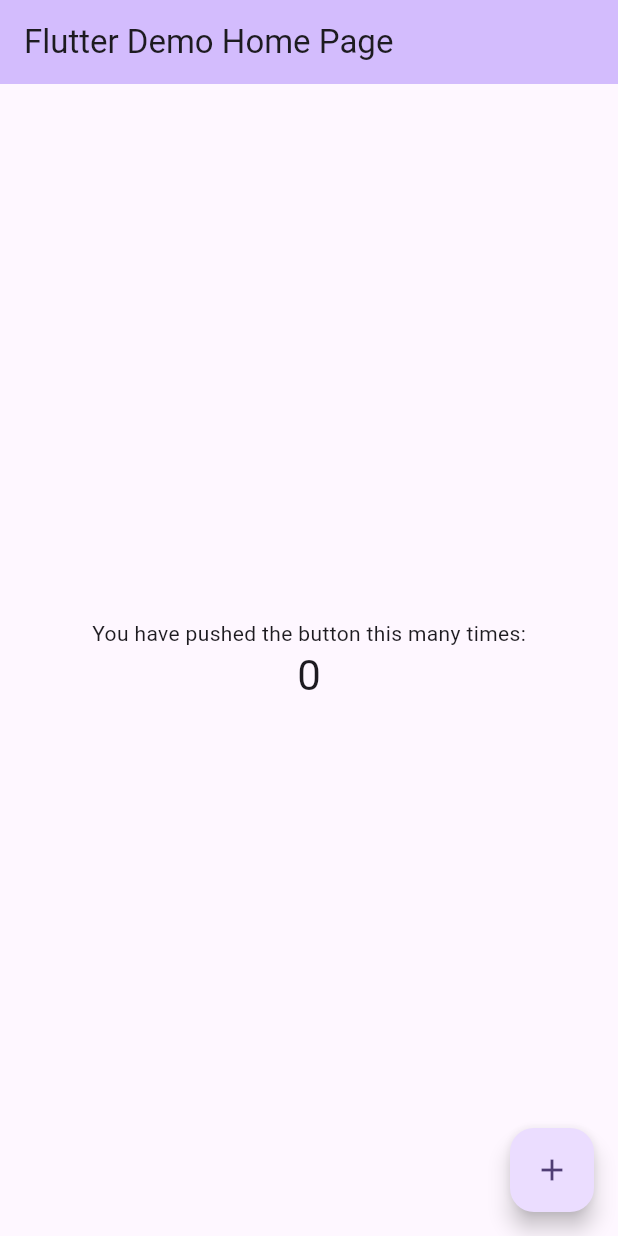
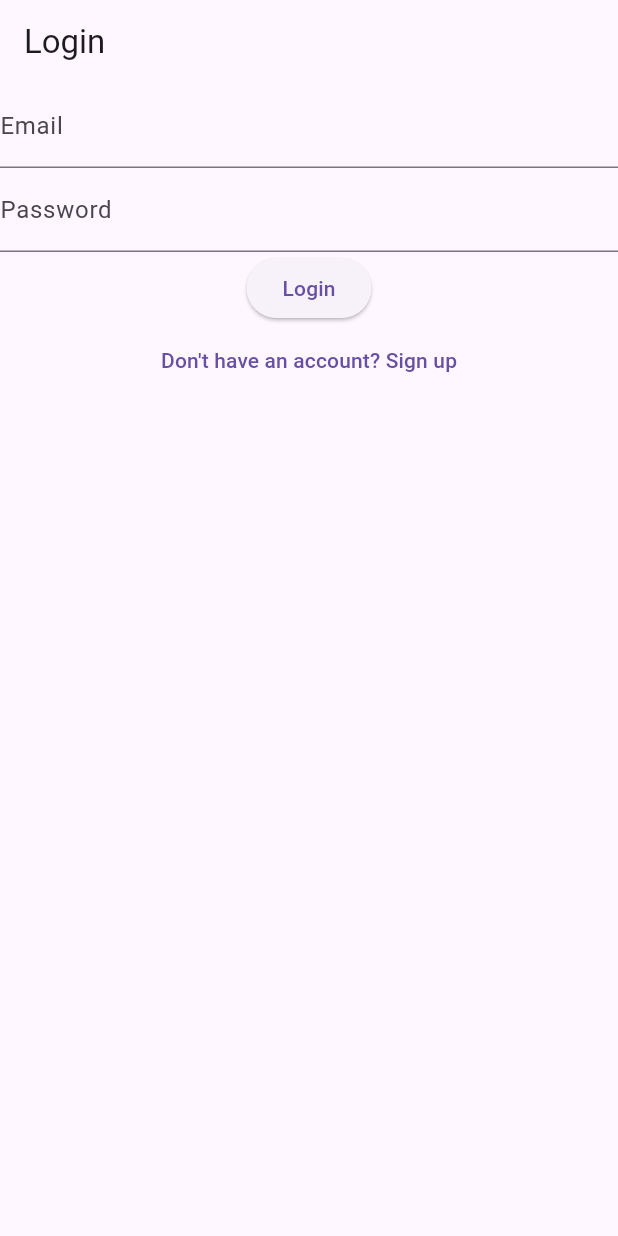
Before and after one commit to tpark252/LanguageApp, a Flutter app: the screen it shows after launch, on a phone screen of 412 x 824 dp. Run offline on Flutter 3.47's test engine with Material 3 defaults, Android fonts, the phone set to English and light mode, and no system bars.

Commit message:
Login and Signup features in the main dart.

```diff
--- a/lib/main.dart
+++ b/lib/main.dart
@@ -1,125 +1,120 @@
 import 'package:flutter/material.dart';
 
 void main() {
-  runApp(const MyApp());
+  runApp(MyApp());
 }
 
 class MyApp extends StatelessWidget {
-  const MyApp({super.key});
-
-  // This widget is the root of your application.
   @override
   Widget build(BuildContext context) {
     return MaterialApp(
-      title: 'Flutter Demo',
-      theme: ThemeData(
-        // This is the theme of your application.
-        //
-        // TRY THIS: Try running your application with "flutter run". You'll see
-        // the application has a purple toolbar. Then, without quitting the app,
-        // try changing the seedColor in the colorScheme below to Colors.green
-        // and then invoke "hot reload" (save your changes or press the "hot
-        // reload" button in a Flutter-supported IDE, or press "r" if you used
-        // the command line to start the app).
-        //
-        // Notice that the counter didn't reset back to zero; the application
-        // state is not lost during the reload. To reset the state, use hot
-        // restart instead.
-        //
-        // This works for code too, not just values: Most code changes can be
-        // tested with just a hot reload.
-        colorScheme: ColorScheme.fromSeed(seedColor: Colors.deepPurple),
-        useMaterial3: true,
-      ),
-      home: const MyHomePage(title: 'Flutter Demo Home Page'),
+      home: LoginPage(),
     );
   }
 }
 
-class MyHomePage extends StatefulWidget {
-  const MyHomePage({super.key, required this.title});
-
-  // This widget is the home page of your application. It is stateful, meaning
-  // that it has a State object (defined below) that contains fields that affect
-  // how it looks.
-
-  // This class is the configuration for the state. It holds the values (in this
-  // case the title) provided by the parent (in this case the App widget) and
-  // used by the build method of the State. Fields in a Widget subclass are
-  // always marked "final".
-
-  final String title;
-
+class LoginPage extends StatefulWidget {
   @override
-  State<MyHomePage> createState() => _MyHomePageState();
+  _LoginPageState createState() => _LoginPageState();
 }
 
-class _MyHomePageState extends State<MyHomePage> {
-  int _counter = 0;
+class _LoginPageState extends State<LoginPage> {
+  final TextEditingController emailController = TextEditingController();
+  final TextEditingController passwordController = TextEditingController();
 
-  void _incrementCounter() {
-    setState(() {
-      // This call to setState tells the Flutter framework that something has
-      // changed in this State, which causes it to rerun the build method below
-      // so that the display can reflect the updated values. If we changed
-      // _counter without calling setState(), then the build method would not be
-      // called again, and so nothing would appear to happen.
-      _counter++;
-    });
+  // Preset credentials to run the project application.
+  final String _presetEmail = "user@example.com";
+  final String _presetPassword = "password123";
+
+  void _login() {
+    if (emailController.text == _presetEmail && passwordController.text == _presetPassword) {
+      ScaffoldMessenger.of(context).showSnackBar(SnackBar(content: Text('Login successful!')));
+
+    } else {
+      ScaffoldMessenger.of(context).showSnackBar(SnackBar(content: Text('Invalid credentials')));
+      // Show error message if not email and passwordController
+    }
   }
 
   @override
   Widget build(BuildContext context) {
-    // This method is rerun every time setState is called, for instance as done
-    // by the _incrementCounter method above.
-    //
-    // The Flutter framework has been optimized to make rerunning build methods
-    // fast, so that you can just rebuild anything that needs updating rather
-    // than having to individually change instances of widgets.
     return Scaffold(
       appBar: AppBar(
-        // TRY THIS: Try changing the color here to a specific color (to
-        // Colors.amber, perhaps?) and trigger a hot reload to see the AppBar
-        // change color while the other colors stay the same.
-        backgroundColor: Theme.of(context).colorScheme.inversePrimary,
-        // Here we take the value from the MyHomePage object that was created by
-        // the App.build method, and use it to set our appbar title.
-        title: Text(widget.title),
+        title: Text("Login"),
       ),
-      body: Center(
-        // Center is a layout widget. It takes a single child and positions it
-        // in the middle of the parent.
-        child: Column(
-          // Column is also a layout widget. It takes a list of children and
-          // arranges them vertically. By default, it sizes itself to fit its
-          // children horizontally, and tries to be as tall as its parent.
-          //
-          // Column has various properties to control how it sizes itself and
-          // how it positions its children. Here we use mainAxisAlignment to
-          // center the children vertically; the main axis here is the vertical
-          // axis because Columns are vertical (the cross axis would be
-          // horizontal).
-          //
-          // TRY THIS: Invoke "debug painting" (choose the "Toggle Debug Paint"
-          // action in the IDE, or press "p" in the console), to see the
-          // wireframe for each widget.
-          mainAxisAlignment: MainAxisAlignment.center,
-          children: <Widget>[
-            const Text(
-              'You have pushed the button this many times:',
-            ),
-            Text(
-              '$_counter',
-              style: Theme.of(context).textTheme.headlineMedium,
-            ),
-          ],
-        ),
+      body: Column(
+        children: <Widget>[
+          TextField(
+            controller: emailController,
+            decoration: InputDecoration(labelText: 'Email'),
+          ),
+          TextField(
+            controller: passwordController,
+            obscureText: true,
+            decoration: InputDecoration(labelText: 'Password'),
+          ),
+          ElevatedButton(
+            onPressed: _login,
+            child: Text("Login"),
+          ),
+          TextButton(
+            onPressed: () {
+              Navigator.push(
+                context,
+                MaterialPageRoute(builder: (context) => SignupPage()),
+              );
+            },
+            child: Text("Don't have an account? Sign up"),
+          ),
+        ],
       ),
-      floatingActionButton: FloatingActionButton(
-        onPressed: _incrementCounter,
-        tooltip: 'Increment',
-        child: const Icon(Icons.add),
-      ), // This trailing comma makes auto-formatting nicer for build methods.
     );
   }
 }
+
+class SignupPage extends StatefulWidget {
+  @override
+  _SignupPageState createState() => _SignupPageState();
+}
+
+class _SignupPageState extends State<SignupPage> {
+  final TextEditingController emailController = TextEditingController();
+  final TextEditingController passwordController = TextEditingController();
+
+  void _signup() {
+    // For demonstration, just showing a success message, since I don't backend capabilities at the moment.
+    ScaffoldMessenger.of(context).showSnackBar(SnackBar(content: Text('Signup successful!')));
+  }
+
+  @override
+  Widget build(BuildContext context) {
+    return Scaffold(
+      appBar: AppBar(
+        title: Text("Sign Up"),
+      ),
+      body: Column(
+        children: <Widget>[
+          TextField(
+            controller: emailController,
+            decoration: InputDecoration(labelText: 'Email'),
+          ),
+          TextField(
+            controller: passwordController,
+            obscureText: true,
+            decoration: InputDecoration(labelText: 'Password'),
+          ),
+          ElevatedButton(
+            onPressed: _signup,
+            child: Text("Sign Up"),
+          ),
+          TextButton(
+            onPressed: () {
+              Navigator.pop(context);
+            },
+            child: Text("Already have an account? Login"),
+          ),
+        ],
+      ),
+    );
+  }
+}
```
